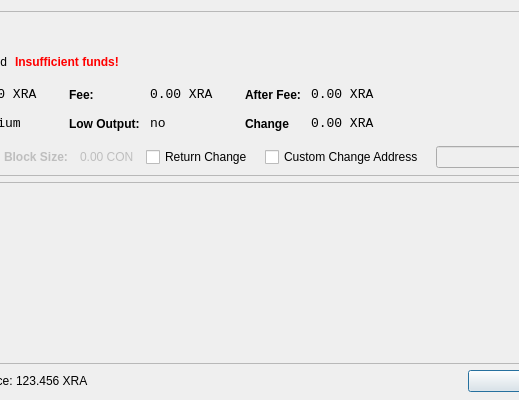
First picture: the form in src/qt/forms/sendcoinsdialog.ui, repository regtable/ratecoin, before the edit; both pictures show x 221 to 740 and y 0 to 400 of the 850 by 400 pixel window.
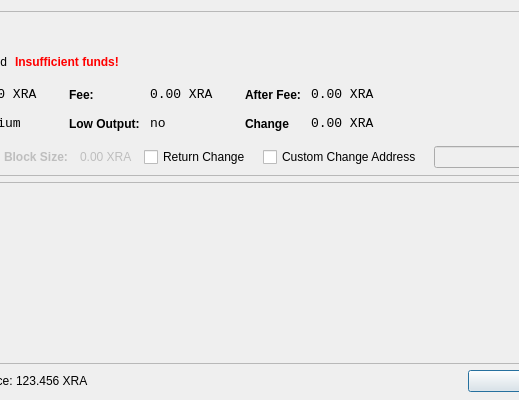
Second picture: the form after the edit. Icons and pictures are not drawn.

Commit message: fix CON reference

```diff
--- a/src/qt/forms/sendcoinsdialog.ui
+++ b/src/qt/forms/sendcoinsdialog.ui
@@ -604,7 +604,7 @@
              <bool>false</bool>
             </property>
             <property name="text">
-             <string>0.00 CON</string>
+             <string>0.00 XRA</string>
             </property>
            </widget>
           </item>
```
